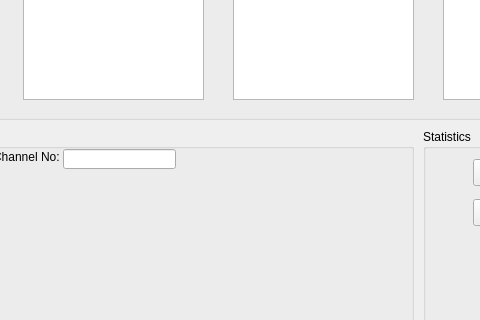
The window that mainWindow.ui (karempudi/GUIs) describes before a commit, drawn with Qt 5; both pictures show x 227 to 707 and y 350 to 670 of the 904 by 858 pixel window.
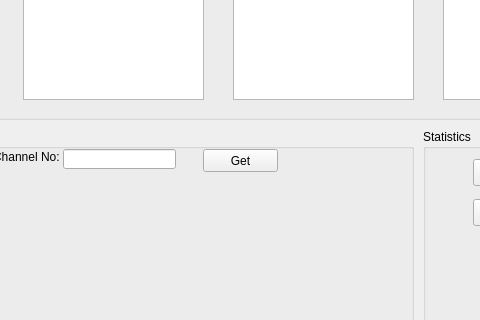
The same window after the commit. Custom widgets are drawn as their Qt base class.

Commit message: Done playing around.. moving GUI stuff to narsil

```diff
--- a/mainWindow.ui
+++ b/mainWindow.ui
@@ -116,6 +116,19 @@
       </rect>
      </property>
     </widget>
+    <widget class="QPushButton" name="pushButton">
+     <property name="geometry">
+      <rect>
+       <x>410</x>
+       <y>20</y>
+       <width>75</width>
+       <height>23</height>
+      </rect>
+     </property>
+     <property name="text">
+      <string>Get</string>
+     </property>
+    </widget>
    </widget>
    <widget class="QGroupBox" name="runStatus">
     <property name="geometry">
```
The commit also changes 3 other files.
